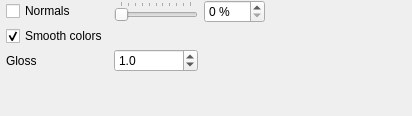
Old version of the form src/gui/forms/toolbar_rendernormalsgroup.ui in the repository open-scan-crew/OpenScanTools.
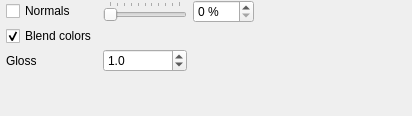
New version of the form.

```diff
--- a/src/gui/forms/toolbar_rendernormalsgroup.ui
+++ b/src/gui/forms/toolbar_rendernormalsgroup.ui
@@ -100,7 +100,7 @@
    <item row="1" column="4">
     <widget class="QCheckBox" name="checkBox_blendColor">
      <property name="text">
-      <string>Smooth colors</string>
+      <string>Blend colors</string>
      </property>
      <property name="checked">
       <bool>true</bool>
```
